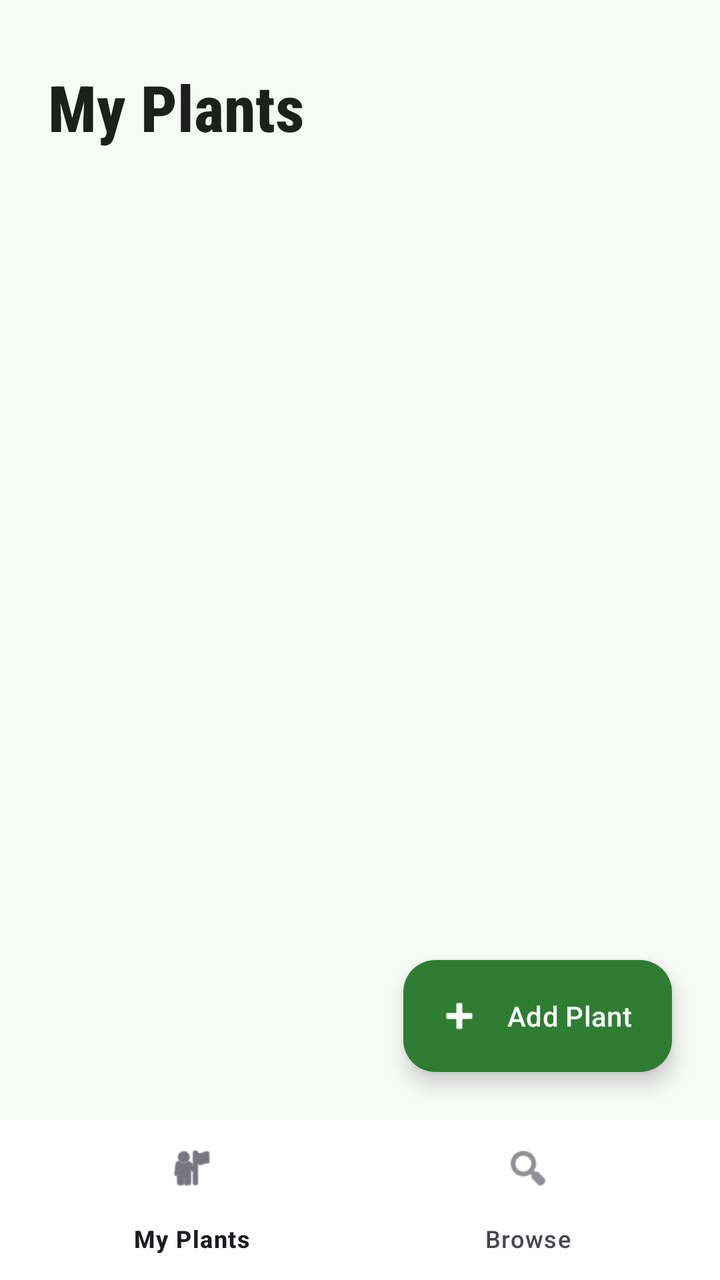
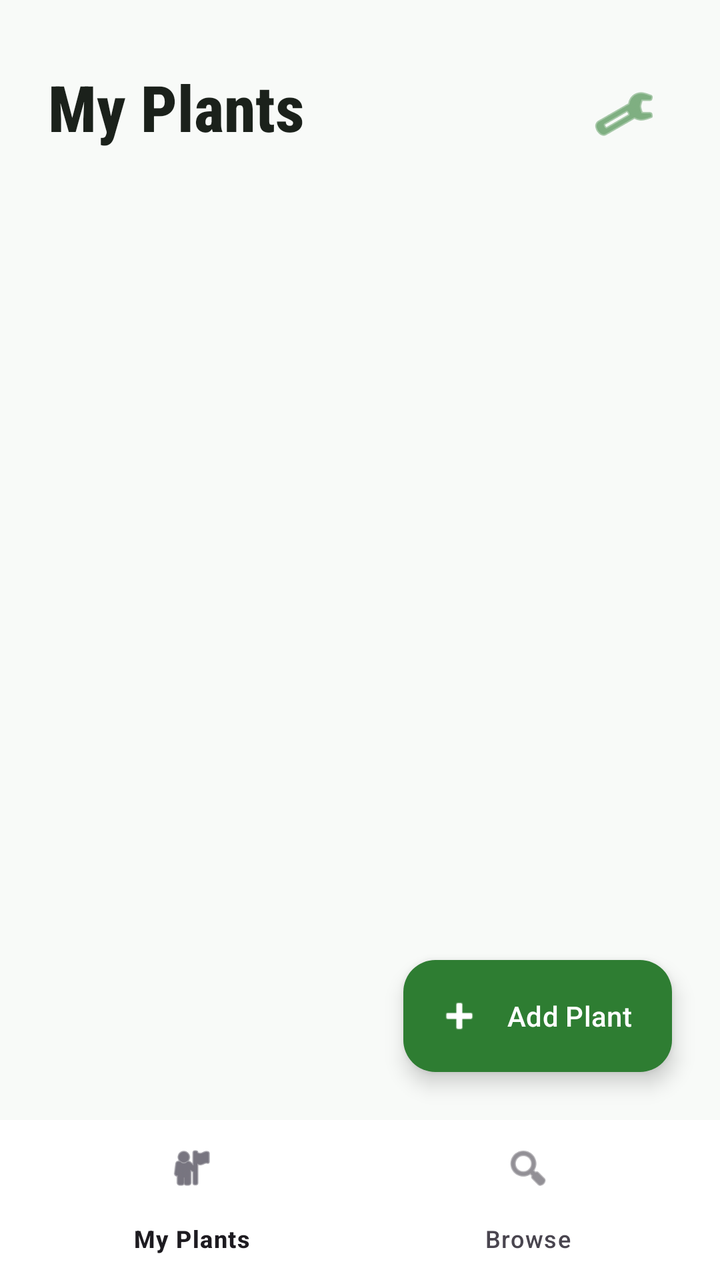

An Android layout rendered at two revisions. The XML below is the earlier revision; the diff shows what the commit changed to produce the second picture.
<!-- AndroidManifest.xml: application theme Theme.Plant_sensor -->
<!-- res/layout/activity_main.xml -->
<?xml version="1.0" encoding="utf-8"?>
<androidx.constraintlayout.widget.ConstraintLayout xmlns:android="http://schemas.android.com/apk/res/android"
    xmlns:app="http://schemas.android.com/apk/res-auto"
    android:layout_width="match_parent"
    android:layout_height="match_parent"
    android:background="@color/background_light">

    <com.google.android.material.appbar.AppBarLayout
        android:id="@+id/appBarLayout"
        android:layout_width="match_parent"
        android:layout_height="wrap_content"
        android:background="@color/background_light"
        app:elevation="0dp"
        app:layout_constraintTop_toTopOf="parent">

        <RelativeLayout
            android:layout_width="match_parent"
            android:layout_height="wrap_content"
            android:paddingHorizontal="24dp"
            android:paddingTop="32dp"
            android:paddingBottom="16dp">

            <LinearLayout
                android:layout_width="wrap_content"
                android:layout_height="wrap_content"
                android:orientation="vertical"
                android:layout_alignParentStart="true">

                <TextView
                    android:id="@+id/textMainTitle"
                    android:layout_width="wrap_content"
                    android:layout_height="wrap_content"
                    android:text="My Plants"
                    android:textSize="32sp"
                    android:fontFamily="sans-serif-condensed-medium"
                    android:textStyle="bold"
                    android:textColor="@color/text_main" />

                <TextView
                    android:id="@+id/textMainSubtitle"
                    android:layout_width="wrap_content"
                    android:layout_height="wrap_content"
                    android:textSize="14sp"
                    android:textColor="@color/text_secondary"
                    android:layout_marginTop="4dp" />
            </LinearLayout>

            <ImageButton
                android:id="@+id/buttonSearch"
                android:layout_width="48dp"
                android:layout_height="48dp"
                android:layout_alignParentEnd="true"
                android:layout_centerVertical="true"
                android:background="?attr/selectableItemBackgroundBorderless"
                android:src="@android:drawable/ic_menu_search"
                app:tint="@color/primary"
                android:visibility="gone"
                android:contentDescription="Search" />
        </RelativeLayout>
    </com.google.android.material.appbar.AppBarLayout>

    <androidx.recyclerview.widget.RecyclerView
        android:id="@+id/recyclerViewMain"
        android:layout_width="match_parent"
        android:layout_height="0dp"
        android:clipToPadding="false"
        android:padding="16dp"
        app:layout_constraintTop_toBottomOf="@id/appBarLayout"
        app:layout_constraintBottom_toTopOf="@id/bottomNavigation" />

    <ProgressBar
        android:id="@+id/progressBarMain"
        android:layout_width="wrap_content"
        android:layout_height="wrap_content"
        android:visibility="gone"
        app:layout_constraintTop_toTopOf="@id/recyclerViewMain"
        app:layout_constraintBottom_toBottomOf="@id/recyclerViewMain"
        app:layout_constraintStart_toStartOf="parent"
        app:layout_constraintEnd_toEndOf="parent" />

    <com.google.android.material.floatingactionbutton.ExtendedFloatingActionButton
        android:id="@+id/buttonAddPlant"
        android:layout_width="wrap_content"
        android:layout_height="wrap_content"
        android:layout_margin="24dp"
        android:text="@string/button_add_plant"
        android:textAllCaps="false"
        android:textColor="@color/surface"
        app:icon="@android:drawable/ic_input_add"
        app:iconTint="@color/surface"
        app:backgroundTint="@color/primary"
        app:layout_constraintBottom_toTopOf="@id/bottomNavigation"
        app:layout_constraintEnd_toEndOf="parent" />

    <com.google.android.material.bottomnavigation.BottomNavigationView
        android:id="@+id/bottomNavigation"
        android:layout_width="match_parent"
        android:layout_height="wrap_content"
        android:background="@color/surface"
        app:layout_constraintBottom_toBottomOf="parent"
        app:menu="@menu/bottom_nav_menu"
        app:labelVisibilityMode="labeled" />

</androidx.constraintlayout.widget.ConstraintLayout>
<!-- resources referenced by this layout -->
<resources>
  <color name="background_light">#F8FAF8</color>
  <color name="primary">#2E7D32</color>
  <color name="surface">#FFFFFF</color>
  <color name="text_main">#1B211B</color>
  <color name="text_secondary">#5F665F</color>
  <string name="button_add_plant">Add Plant</string>
  <style name="Theme.Plant_sensor" parent="Base.Theme.Plant_sensor" />
  <style name="Base.Theme.Plant_sensor" parent="Theme.Material3.DayNight.NoActionBar">
          <item name="colorPrimary">@color/primary</item>
          <item name="colorOnPrimary">@color/surface</item>
          <item name="colorPrimaryContainer">@color/primary_light</item>
          <item name="colorOnPrimaryContainer">@color/primary_dark</item>
  
          <item name="android:windowBackground">@color/background_light</item>
          <item name="android:statusBarColor">@color/background_light</item>
          <item name="android:windowLightStatusBar">true</item>
      </style>
  <color name="primary_light">#E8F5E9</color>
  <color name="primary_dark">#1B5E20</color>
</resources>

<!-- the commit's change to res/layout/activity_main.xml (unified diff, before → after) -->
@@ -46,16 +46,15 @@
             </LinearLayout>
 
             <ImageButton
-                android:id="@+id/buttonSearch"
+                android:id="@+id/buttonSettings"
                 android:layout_width="48dp"
                 android:layout_height="48dp"
                 android:layout_alignParentEnd="true"
                 android:layout_centerVertical="true"
                 android:background="?attr/selectableItemBackgroundBorderless"
-                android:src="@android:drawable/ic_menu_search"
+                android:src="@android:drawable/ic_menu_preferences"
                 app:tint="@color/primary"
-                android:visibility="gone"
-                android:contentDescription="Search" />
+                android:contentDescription="Settings" />
         </RelativeLayout>
     </com.google.android.material.appbar.AppBarLayout>
 
